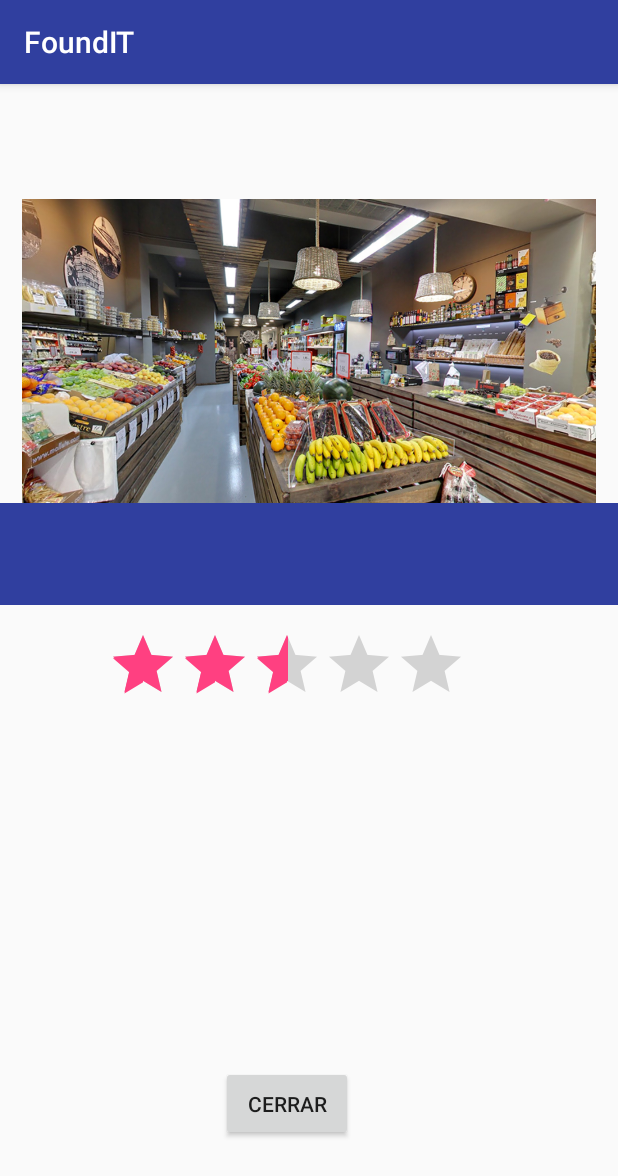
After one commit to PINUPV/FoundIT-1, an Android app: the fragment Fragficha_comercio shown on its own in the app's theme, on a phone screen of 412 x 824 dp. The commit adds this screen. Shown: the top 1176 px of the screen. Run offline under Robolectric (Android 15) with nearby library versions, the phone set to English and light mode, and no system bars.

Commit message:
Creado el fragment que muestra la ficha del comercio

```diff
--- a/app/src/main/java/foundit/foundit/FragBusqueda.java
+++ b/app/src/main/java/foundit/foundit/FragBusqueda.java
@@ -1,6 +1,7 @@
 package foundit.foundit;
 
 import android.Manifest;
+import android.annotation.SuppressLint;
 import android.content.Context;
 import android.content.pm.PackageManager;
 import android.location.Location;
@@ -10,8 +11,9 @@ import android.net.Uri;
 import android.os.Bundle;
 import android.support.v4.app.ActivityCompat;
 import android.support.v4.app.Fragment;
+import android.support.v4.app.FragmentActivity;
+import android.support.v4.app.FragmentManager;
 import android.support.v4.content.ContextCompat;
-import android.support.v4.util.LogWriter;
 import android.util.Log;
 import android.view.LayoutInflater;
 import android.view.View;
@@ -27,6 +29,7 @@ import com.google.android.gms.maps.OnMapReadyCallback;
 import com.google.android.gms.maps.SupportMapFragment;
 import com.google.android.gms.maps.UiSettings;
 import com.google.android.gms.maps.model.LatLng;
+import com.google.android.gms.maps.model.Marker;
 
 import org.json.JSONArray;
 import org.json.JSONException;
@@ -39,7 +42,7 @@ import java.net.URL;
 
 
 public class FragBusqueda extends Fragment implements OnMapReadyCallback,
-        GoogleMap.OnMyLocationButtonClickListener{
+        GoogleMap.OnMyLocationButtonClickListener, GoogleMap.OnMarkerClickListener, GoogleMap.OnInfoWindowClickListener {
 
     private GoogleMap mMap;
     private static final float DEFAULT_ZOOM = 14;
@@ -105,12 +108,14 @@ public class FragBusqueda extends Fragment implements OnMapReadyCallback,
     boolean esperandoAMapaIdle = true;
     JSONArray ultimaBusqueda;
 
+    @SuppressLint("MissingPermission")
     @Override
     public void onMapReady(GoogleMap googleMap)
     {
         mMap = googleMap;
         UiSettings uiSettings = mMap.getUiSettings();
         mMap.setOnMyLocationButtonClickListener(this);
+        mMap.setOnMarkerClickListener(this);
         LocationManager mLocManager = (LocationManager) getActivity().getSystemService(Context.LOCATION_SERVICE);
         mLocManager.requestLocationUpdates(LocationManager.GPS_PROVIDER,0,0, locationListener );
 
@@ -196,4 +201,19 @@ public class FragBusqueda extends Fragment implements OnMapReadyCallback,
 
 
     }
+
+    @Override
+    public boolean onMarkerClick(Marker marker) {
+        marker.showInfoWindow();
+        mMap.setOnInfoWindowClickListener(this);
+        return false;
+
+    }
+
+    @Override
+    public void onInfoWindowClick(Marker marker) {
+        FragmentManager fragmentManager = getFragmentManager();
+        fragmentManager.beginTransaction().replace(R.id.ContainFoundit, new Fragficha_comercio()).commit();
+
+    }
 }
--- /dev/null
+++ b/app/src/main/java/foundit/foundit/Fragficha_comercio.java
@@ -0,0 +1,52 @@
+package foundit.foundit;
+
+
+import android.content.Intent;
+import android.os.Bundle;
+import android.support.v4.app.Fragment;
+import android.support.v4.app.FragmentActivity;
+import android.support.v4.app.FragmentManager;
+import android.support.v4.view.GravityCompat;
+import android.support.v4.widget.DrawerLayout;
+import android.view.LayoutInflater;
+import android.view.View;
+import android.view.ViewGroup;
+import android.support.design.widget.NavigationView;
+import android.support.v7.app.ActionBarDrawerToggle;
+import android.support.v7.app.AppCompatActivity;
+import android.support.v7.widget.Toolbar;
+import android.widget.Button;
+import android.widget.RatingBar;
+
+/**
+ * A simple {@link Fragment} subclass.
+ * Created by Albert Pastor 02/11/17
+ */
+public class Fragficha_comercio extends Fragment {
+
+    Button bt_cerrar_ficha;
+    RatingBar rbarTotal, rbarComercio;
+
+    public Fragficha_comercio() {
+        // Required empty public constructor
+    }
+
+
+    @Override
+    public View onCreateView(LayoutInflater inflater, ViewGroup container,
+                             Bundle savedInstanceState) {
+
+        // Inflate the layout for this fragment
+        View view = inflater.inflate(R.layout.fragment_fragficha_comercio, container, false);
+
+        bt_cerrar_ficha = (Button) view.findViewById(R.id.bt_cerrar_fichaCom);
+        bt_cerrar_ficha.setOnClickListener(new View.OnClickListener() {
+            @Override
+            public void onClick(View v) {
+                Intent Main = new Intent(getActivity(), MainFoundit.class);
+                startActivity(Main);
+            }
+        });
+        return view;
+    }
+}
--- a/app/src/main/java/foundit/foundit/MainFoundit.java
+++ b/app/src/main/java/foundit/foundit/MainFoundit.java
@@ -81,8 +81,6 @@ public class MainFoundit extends AppCompatActivity
             fragmentManager.beginTransaction().replace(R.id.ContainFoundit, new FragBusqueda()).commit();
         } else if (id == R.id.nav_RegUser) {
             fragmentManager.beginTransaction().replace(R.id.ContainFoundit, new FragRegistro_Usuario()).commit();
-            //Intent FragRegistro_Usuario = new Intent(getApplicationContext(), FragRegistro_Usuario.class);
-            //startActivity(FragRegistro_Usuario);
         } else if (id == R.id.nav_RegComer) {
             fragmentManager.beginTransaction().replace(R.id.ContainFoundit, new FragRegistro_Comercio()).commit();
         } else if (id == R.id.nav_manage) {
--- /dev/null
+++ b/app/src/main/res/layout/fragment_fragficha_comercio.xml
@@ -0,0 +1,90 @@
+<FrameLayout xmlns:android="http://schemas.android.com/apk/res/android"
+    xmlns:app="http://schemas.android.com/apk/res-auto"
+    xmlns:tools="http://schemas.android.com/tools"
+    android:id="@+id/nav_ficha_comercio"
+    android:layout_width="match_parent"
+    android:layout_height="match_parent"
+    tools:context="foundit.foundit.Fragficha_comercio">
+
+    <!-- TODO: Update blank fragment layout -->
+
+    <LinearLayout
+        android:layout_width="match_parent"
+        android:layout_height="match_parent"
+        android:orientation="vertical">
+
+        <LinearLayout
+            android:layout_width="match_parent"
+            android:layout_height="184dp"
+            android:layout_weight="1"
+            android:orientation="vertical">
+
+            <RatingBar
+                android:id="@+id/rating_total"
+                style="?android:attr/ratingBarStyleSmall"
+                android:layout_width="wrap_content"
+                android:layout_height="31dp"
+                android:layout_weight="1"
+                android:numStars="5"
+                android:rating="1"
+                android:stepSize="0.5" />
+
+            <ImageView
+                android:id="@+id/img_comercio"
+                android:layout_width="match_parent"
+                android:layout_height="171dp"
+                android:layout_alignParentStart="true"
+                android:layout_alignParentTop="true"
+                android:layout_marginTop="14dp"
+                android:layout_weight="1"
+                android:src="@drawable/comercio"
+                tools:layout_editor_absoluteY="342dp" />
+
+            <android.support.v7.widget.Toolbar
+                android:id="@+id/toolbar_comercio"
+                android:layout_width="match_parent"
+                android:layout_height="36dp"
+                android:layout_weight="1"
+                android:background="?attr/colorPrimary"
+                android:minHeight="?attr/actionBarSize"
+                android:theme="?attr/actionBarTheme" />
+
+        </LinearLayout>
+
+        <android.support.constraint.ConstraintLayout
+            android:layout_width="403dp"
+            android:layout_height="257dp"
+            android:layout_weight="1">
+
+            <RatingBar
+                android:id="@+id/rating_comercio"
+                android:layout_width="241dp"
+                android:layout_height="44dp"
+                android:layout_marginEnd="90dp"
+                android:layout_marginStart="70dp"
+                android:layout_marginTop="16dp"
+                android:layout_weight="1"
+                android:numStars="5"
+                android:rating="2.5"
+                android:stepSize="0.5"
+                app:layout_constraintEnd_toEndOf="parent"
+                app:layout_constraintStart_toStartOf="parent"
+                app:layout_constraintTop_toTopOf="parent" />
+
+            <Button
+                android:id="@+id/bt_cerrar_fichaCom"
+                android:layout_width="wrap_content"
+                android:layout_height="50dp"
+                android:layout_marginEnd="168dp"
+                android:layout_marginStart="147dp"
+                android:layout_marginTop="184dp"
+                android:text="Cerrar"
+                app:layout_constraintBottom_toBottomOf="parent"
+                app:layout_constraintEnd_toEndOf="parent"
+                app:layout_constraintStart_toStartOf="parent"
+                app:layout_constraintTop_toBottomOf="@+id/rating_comercio" />
+        </android.support.constraint.ConstraintLayout>
+
+    </LinearLayout>
+
+</FrameLayout>
--- a/app/src/main/res/values/strings.xml
+++ b/app/src/main/res/values/strings.xml
@@ -19,7 +19,8 @@
 
     <string-array name="paises">
         <item>España</item>
-    </string-array><string-array name="Categorias">
+    </string-array>
+    <string-array name="Categorias">
         <item>storage</item>
         <item>bus_station</item>
         <item>transit_station</item>
```
Also changed, not shown: app/src/main/res/drawable-hdpi/ic_action_name.png (added), app/src/main/res/drawable-mdpi/ic_action_name.png (added), app/src/main/res/drawable-v21/comercio.png (added), app/src/main/res/drawable-xhdpi/ic_action_name.png (added), app/src/main/res/drawable-xxhdpi/ic_action_name.png (added). Lines whose indentation alone changed are shown as unchanged.
